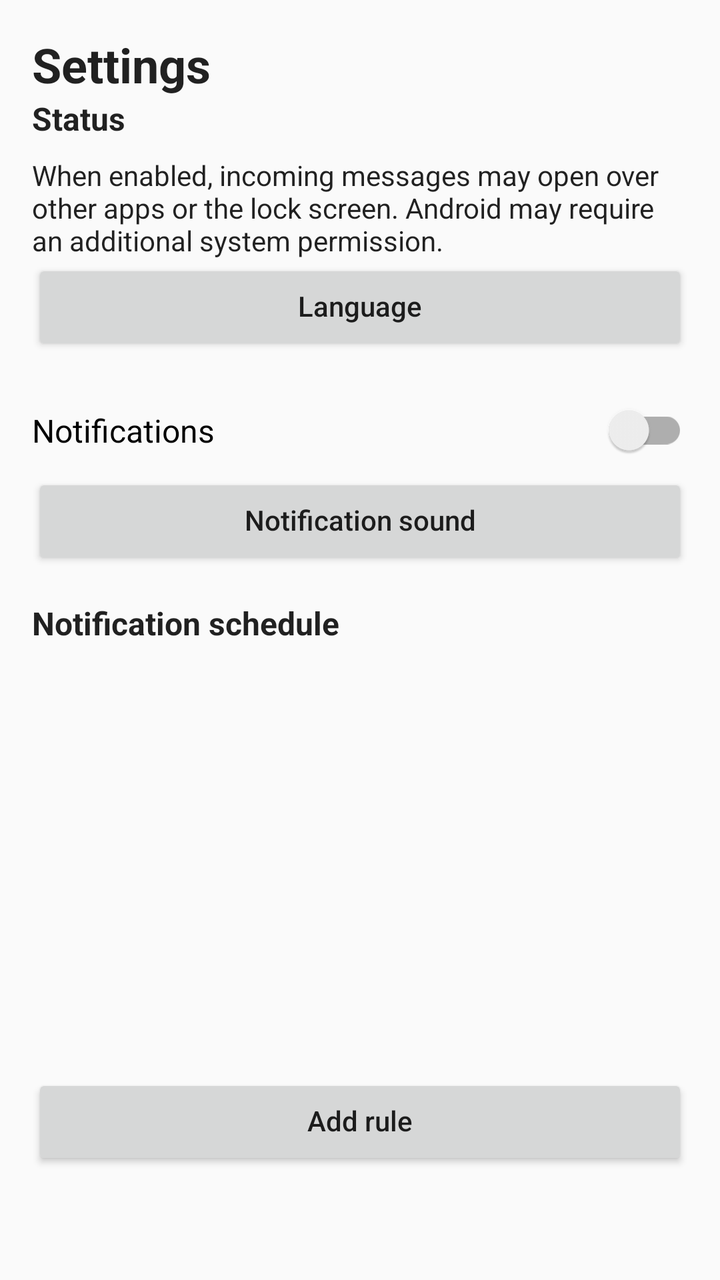
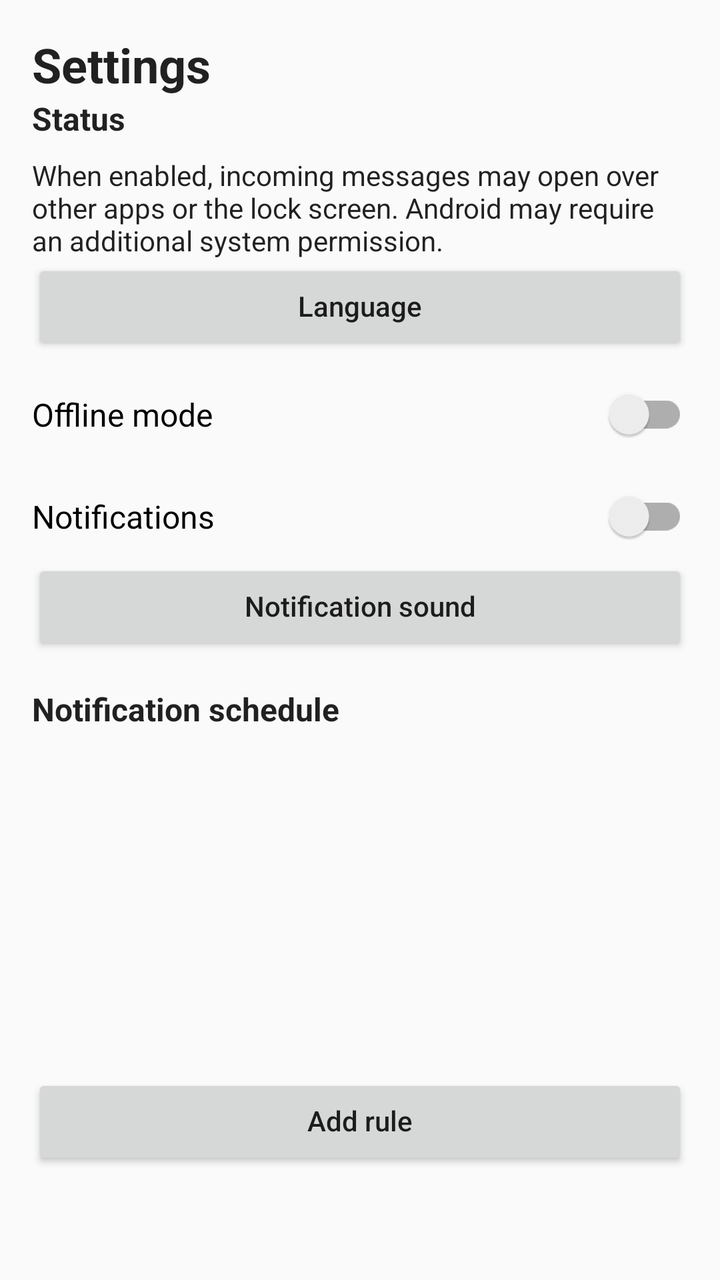

Compare the two renders of this Android layout. The source of the first and the diff that turns it into the second are given below.
<!-- AndroidManifest.xml: application theme Theme.Comuginator -->
<!-- res/layout/activity_settings.xml -->
<?xml version="1.0" encoding="utf-8"?>
<LinearLayout xmlns:android="http://schemas.android.com/apk/res/android"
    android:layout_width="match_parent"
    android:layout_height="match_parent"
    android:orientation="vertical"
    android:padding="16dp">

    <TextView
        android:layout_width="match_parent"
        android:layout_height="wrap_content"
        style="@style/ComuginatorText.Title"
        android:text="@string/settings"
        android:textSize="24sp"
        android:textStyle="bold" />

    <androidx.appcompat.widget.SwitchCompat
        android:id="@+id/swOpenIncomingFullscreen"
        android:layout_width="match_parent"
        android:layout_height="wrap_content"
        android:layout_marginTop="24dp"
        android:visibility="gone"
        android:text="@string/open_incoming_fullscreen" />

    <TextView
        android:id="@+id/tvEnabled"
        android:layout_width="match_parent"
        android:layout_height="wrap_content"
        style="@style/ComuginatorText.Section"
        android:text="@string/status"
        android:textSize="16sp"
        android:textStyle="bold" />

    <TextView
        android:layout_width="match_parent"
        android:layout_height="wrap_content"
        android:layout_marginTop="8dp"
        style="@style/ComuginatorText.Body"
        android:text="@string/fullscreen_permission_explanation"
        android:textSize="14sp" />

    <Button
        android:id="@+id/btnFullscreenPermission"
        android:layout_width="match_parent"
        android:layout_height="wrap_content"
        android:layout_marginTop="16dp"
        android:visibility="gone"
        style="@style/ComuginatorButton"
        android:text="@string/open_system_fullscreen_permission" />

    <Button
        android:id="@+id/btnLanguage"
        android:layout_width="match_parent"
        android:layout_height="wrap_content"
        style="@style/ComuginatorButton"
        android:text="@string/language" />

    <androidx.appcompat.widget.SwitchCompat
        android:id="@+id/swNotifications"
        android:layout_width="match_parent"
        android:layout_height="wrap_content"
        android:layout_marginTop="24dp"
        android:textSize="16sp"
        android:text="@string/notifications" />

    <Button
        android:id="@+id/btnNotificationSound"
        android:layout_width="match_parent"
        android:layout_height="wrap_content"
        android:layout_marginTop="8dp"
        style="@style/ComuginatorButton.Secondary"
        android:text="@string/notification_sound" />

    <TextView
        android:layout_width="match_parent"
        android:layout_height="wrap_content"
        android:layout_marginTop="16dp"
        style="@style/ComuginatorText.Section"
        android:text="@string/notification_schedule"
        android:textSize="16sp"
        android:textStyle="bold" />

    <ScrollView
        android:layout_width="match_parent"
        android:layout_height="0dp"
        android:layout_weight="1">

        <LinearLayout
            android:id="@+id/llNotificationRules"
            android:layout_width="match_parent"
            android:layout_height="wrap_content"
            android:orientation="vertical" />

    </ScrollView>

    <Button
        android:id="@+id/btnAddRule"
        android:layout_width="match_parent"
        android:layout_height="wrap_content"
        android:layout_marginTop="8dp"
        style="@style/ComuginatorButton"
        android:text="@string/add_rule" />

    <TextView
        android:id="@+id/tvRulesCounter"
        android:layout_width="match_parent"
        android:layout_height="wrap_content"
        android:paddingTop="4dp"
        android:paddingBottom="16dp"
        style="@style/ComuginatorText.Small"
        android:gravity="center" />

</LinearLayout>
<!-- resources referenced by this layout -->
<resources>
  <string name="add_rule">Add rule</string>
  <string name="fullscreen_permission_explanation">When enabled, incoming messages may open over other apps or the lock screen. Android may require an additional system permission.</string>
  <string name="language">Language</string>
  <string name="notification_schedule">Notification schedule</string>
  <string name="notification_sound">Notification sound</string>
  <string name="notifications">Notifications</string>
  <string name="open_incoming_fullscreen">Open incoming messages fullscreen</string>
  <string name="open_system_fullscreen_permission">Open system fullscreen permission</string>
  <string name="settings">Settings</string>
  <string name="status">Status</string>
  <style name="ComuginatorButton">
          <item name="android:layout_height">48dp</item>
          <item name="android:minHeight">48dp</item>
  
          <item name="android:textAllCaps">false</item>
          <item name="android:gravity">center</item>
          <item name="android:textAlignment">center</item>
          <item name="android:maxLines">2</item>
          <item name="android:includeFontPadding">false</item>
  
          <item name="android:paddingStart">16dp</item>
          <item name="android:paddingEnd">16dp</item>
          <item name="android:paddingTop">0dp</item>
          <item name="android:paddingBottom">0dp</item>
      </style>
  <style name="ComuginatorButton.Secondary" parent="ComuginatorButton" />
  <style name="ComuginatorText.Body">
          <item name="android:textSize">16sp</item>
      </style>
  <style name="ComuginatorText.Section">
          <item name="android:textSize">18sp</item>
          <item name="android:textStyle">bold</item>
      </style>
  <style name="ComuginatorText.Small">
          <item name="android:textSize">14sp</item>
      </style>
  <style name="ComuginatorText.Title">
          <item name="android:textSize">22sp</item>
          <item name="android:textStyle">bold</item>
      </style>
  <style name="Theme.Comuginator" parent="Theme.AppCompat.DayNight.NoActionBar">
          <item name="colorPrimary">@android:color/holo_green_dark</item>
          <item name="colorPrimaryDark">@android:color/holo_green_dark</item>
          <item name="colorAccent">@android:color/holo_green_light</item>
      </style>
</resources>

<!-- the commit's change to res/layout/activity_settings.xml (unified diff, before → after) -->
@@ -55,6 +55,14 @@
         android:text="@string/language" />
 
     <androidx.appcompat.widget.SwitchCompat
+        android:id="@+id/swOfflineMode"
+        android:layout_width="match_parent"
+        android:layout_height="wrap_content"
+        android:layout_marginTop="16dp"
+        android:textSize="16sp"
+        android:text="@string/offline_mode" />
+
+    <androidx.appcompat.widget.SwitchCompat
         android:id="@+id/swNotifications"
         android:layout_width="match_parent"
         android:layout_height="wrap_content"
<!-- resource entries referenced after the edit -->
@@ -6,6 +6,7 @@
   <string name="notification_schedule">Notification schedule</string>
   <string name="notification_sound">Notification sound</string>
   <string name="notifications">Notifications</string>
+  <string name="offline_mode">Offline mode</string>
   <string name="open_incoming_fullscreen">Open incoming messages fullscreen</string>
   <string name="open_system_fullscreen_permission">Open system fullscreen permission</string>
   <string name="settings">Settings</string>
